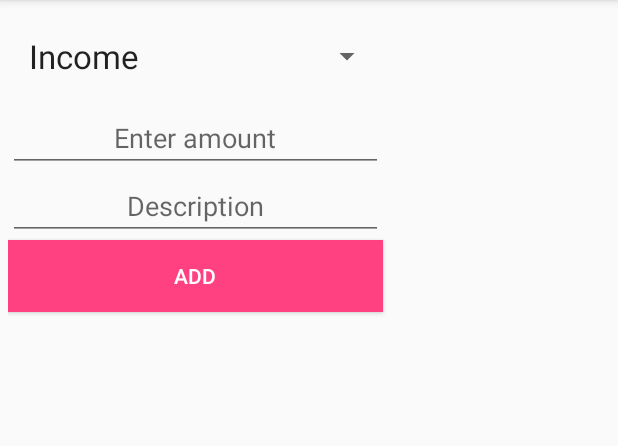
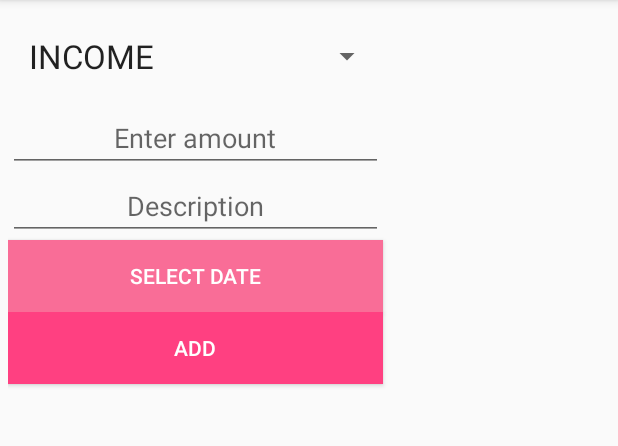
Before and after one commit to littlenune/MoneyTracker, an Android app: the fragment ListDialog shown on its own in the app's theme, after a tap on "ADD", on a phone screen of 412 x 824 dp, the part 84-530 px from its top. Run offline under Robolectric (Android 15) with nearby library versions, the phone set to English and light mode, and no system bars; 1 statement that could not run was skipped.

Commit message:
change button position

```diff
--- a/app/src/main/java/com/example/nune/moneytracker/Data/Money.java
+++ b/app/src/main/java/com/example/nune/moneytracker/Data/Money.java
@@ -8,6 +8,7 @@ public class Money {
     String description;
     double value = 0;
     String type;
+    String date;
 
     public String getType() {
         return type;
@@ -17,10 +18,11 @@ public class Money {
         this.type = type;
     }
 
-    public Money(double expense, String description, String type){
+    public Money(double expense, String description, String type,String date){
         this.value = expense;
         this.description = description;
         this.type = type;
+        this.date = date;
 
     }
 
@@ -42,6 +44,6 @@ public class Money {
 
 
     public String toString(){
-        return value + " "  + description + " " + type;
+        return value + "   \" "  + description + " \"   " + type + "  " + date;
     }
 }
--- a/app/src/main/java/com/example/nune/moneytracker/Data/Record.java
+++ b/app/src/main/java/com/example/nune/moneytracker/Data/Record.java
@@ -17,7 +17,7 @@ public class Record {
     public double getBalance() {
         balance = 0;
         for ( Money m : moneys){
-            if ( m.getType().equals("Expense") ) balance -= m.getValue();
+            if ( m.getType().equals("EXPENSE") ) balance -= m.getValue();
             else balance += m.getValue();
         }
 
--- a/app/src/main/java/com/example/nune/moneytracker/Fragment/ListDialog.java
+++ b/app/src/main/java/com/example/nune/moneytracker/Fragment/ListDialog.java
@@ -1,5 +1,6 @@
 package com.example.nune.moneytracker.Fragment;
 
+import android.app.DatePickerDialog;
 import android.app.DialogFragment;
 import android.content.Context;
 import android.os.Bundle;
@@ -9,14 +10,18 @@ import android.view.ViewGroup;
 import android.widget.AdapterView;
 import android.widget.ArrayAdapter;
 import android.widget.Button;
+import android.widget.DatePicker;
 import android.widget.EditText;
 import android.widget.Spinner;
 import android.widget.Toast;
 
 import com.example.nune.moneytracker.Data.Money;
+import com.example.nune.moneytracker.Data.MoneyList;
+import com.example.nune.moneytracker.Data.Record;
 import com.example.nune.moneytracker.R;
 
 import java.util.ArrayList;
+import java.util.Calendar;
 
 /**
  * Created by nune on 6/moneybg/2017 AD.
@@ -24,15 +29,15 @@ import java.util.ArrayList;
 
 public class ListDialog extends DialogFragment implements View.OnClickListener  {
 
-    String type,des,val;
+    String type,des,val,date;
     double value;
     ArrayAdapter<String> categoryAdap;
     ArrayList<String> categories;
     EditText amount,description;
-    Button submitBtn;
+    Button submitBtn,dateBtn;
     Spinner categorySpinner;
     Communicator communicator;
-
+    Calendar calendar = Calendar.getInstance();
 
     public interface Communicator {
         public void onDialogMessage(Money m);
@@ -50,9 +55,11 @@ public class ListDialog extends DialogFragment implements View.OnClickListener
         amount = (EditText) view.findViewById(R.id.valueInput);
         description = (EditText) view.findViewById(R.id.desInput);
         submitBtn = (Button) view.findViewById(R.id.submitBtn);
+        dateBtn = (Button) view.findViewById(R.id.selectDateBtn);
         categorySpinner = (Spinner) view.findViewById(R.id.spinner);
         createSpinner();
         submitBtn.setOnClickListener(this);
+        dateBtn.setOnClickListener(this);
 
         return view;
     }
@@ -62,14 +69,17 @@ public class ListDialog extends DialogFragment implements View.OnClickListener
         val = amount.getText().toString();
         des = description.getText().toString();
         if (v.getId() == R.id.submitBtn) {
-            if ( val.equals("") || des.equals("")){
-                Toast.makeText(getActivity(),"Please fill in all",Toast.LENGTH_SHORT).show();
+            if ( val.equals("") || des.equals("") || date == null){
+                Toast.makeText(getActivity(),"Please fill in all information",Toast.LENGTH_SHORT).show();
             }
             else {
                 value = Double.parseDouble(val);
-                communicator.onDialogMessage(new Money(value, des, type));
+                communicator.onDialogMessage(new Money(value, des, type,date));
                 dismiss();
             }
+        }
+        else if (v.getId() == R.id.selectDateBtn) {
+            updateDate();
         }
     }
 
@@ -91,8 +101,21 @@ public class ListDialog extends DialogFragment implements View.OnClickListener
 
     public void setCategorySpinner(){
         categories = new ArrayList<String>();
-        categories.add("Income");
-        categories.add("Expense");
+        categories.add("INCOME");
+        categories.add("EXPENSE");
+    }
+
+    DatePickerDialog.OnDateSetListener d = new DatePickerDialog.OnDateSetListener(){
+
+        @Override
+        public void onDateSet(DatePicker view, int year, int month, int dayOfMonth) {
+            date = month+1 + "/" + dayOfMonth  + "/" +year ;
+        }
+
+    };
+
+    private void updateDate(){
+        new DatePickerDialog(getActivity(),d,calendar.get(Calendar.YEAR),calendar.get(Calendar.MONTH),calendar.get(Calendar.DAY_OF_MONTH)).show();
     }
 
 
--- a/app/src/main/java/com/example/nune/moneytracker/Main/MoneyListActivity.java
+++ b/app/src/main/java/com/example/nune/moneytracker/Main/MoneyListActivity.java
@@ -29,7 +29,6 @@ public class MoneyListActivity extends AppCompatActivity implements MoneyDialog.
     public void onCreate(final Bundle savedInstanceState) {
         super.onCreate(savedInstanceState);
         setContentView(R.layout.moneylist_activity);
-
         moneyListView = (ListView) findViewById(R.id.moneyList);
         moneyListView.setOnItemClickListener(new AdapterView.OnItemClickListener() {
 
@@ -39,7 +38,6 @@ public class MoneyListActivity extends AppCompatActivity implements MoneyDialog.
             }
 
         });
-
         moneyLists = new ArrayList<MoneyList>();
 
         createListBtn = (FloatingActionButton) findViewById(R.id.addMoneyListBtn);
@@ -54,7 +52,7 @@ public class MoneyListActivity extends AppCompatActivity implements MoneyDialog.
 
     @Override
     public void updateAdapter(ArrayList<MoneyList> moneyLists) {
-        adapter = new ArrayAdapter<MoneyList>(this, android.R.layout.simple_list_item_1, moneyLists);
+        adapter = new ArrayAdapter<MoneyList>(this, android.R.layout.select_dialog_item, moneyLists);
         moneyListView.setAdapter(adapter);
     }
 
--- a/app/src/main/res/layout/money_input.xml
+++ b/app/src/main/res/layout/money_input.xml
@@ -30,6 +30,14 @@
         />
 
     <Button
+        android:id="@+id/selectDateBtn"
+        android:layout_width="250dp"
+        android:layout_height="wrap_content"
+        android:background="@color/background"
+        android:text="Select Date"
+        android:textColor="@android:color/white" />
+
+    <Button
         android:id="@+id/submitBtn"
         android:layout_width="250dp"
         android:layout_height="wrap_content"
--- a/app/src/main/res/layout/moneylist_input.xml
+++ b/app/src/main/res/layout/moneylist_input.xml
@@ -14,12 +14,6 @@
         android:inputType="text"
         android:textAlignment="center" />
 
-    <Button
-        android:id="@+id/selectDateBtn"
-        android:layout_width="250dp"
-        android:layout_height="wrap_content"
-        android:text="Select Date"
-        android:textColor="@android:color/white" />
 
     <Button
         android:id="@+id/createBtn"
--- a/app/src/main/res/layout/moneytrack_activity.xml
+++ b/app/src/main/res/layout/moneytrack_activity.xml
@@ -4,7 +4,7 @@
     xmlns:tools="http://schemas.android.com/tools"
     android:layout_width="match_parent"
     android:layout_height="match_parent"
-    tools:context="com.example.nune.moneytracker.Main.MoneyActivity"
+    tools:context="com.example.nune.moneytracker.Main.MoneyListActivity"
     android:orientation="vertical"
     android:weightSum="1"
     >
--- a/app/src/main/res/values/colors.xml
+++ b/app/src/main/res/values/colors.xml
@@ -2,7 +2,7 @@
 <resources>
     <color name="colorPrimary">#3F51B5</color>
     <color name="colorPrimaryDark">#303F9F</color>
-    <color name="colorAccent">#FF4081</color>
+    <color name="colorAccent">#ff4081</color>
     <color name="background">#f96d97</color>
     <color name="background2">#f07672</color>
     <color name="background3">#f7e6eb</color>
```
Also changed, not shown: app/src/main/AndroidManifest.xml (+7 -7 lines), app/src/main/java/com/example/nune/moneytracker/Data/MoneyList.java (+2 -9 lines), app/src/main/java/com/example/nune/moneytracker/Fragment/MoneyDialog.java (+5 -23 lines), app/src/main/java/com/example/nune/moneytracker/Main/BalanceActivity.java (added, +15 -0 lines), app/src/main/java/com/example/nune/moneytracker/Main/ListActivity.java (+6 -4 lines), app/src/main/res/layout/activity_balance.xml (added, +36 -0 lines), app/src/main/res/layout/moneylist_activity.xml (+9 -7 lines).
